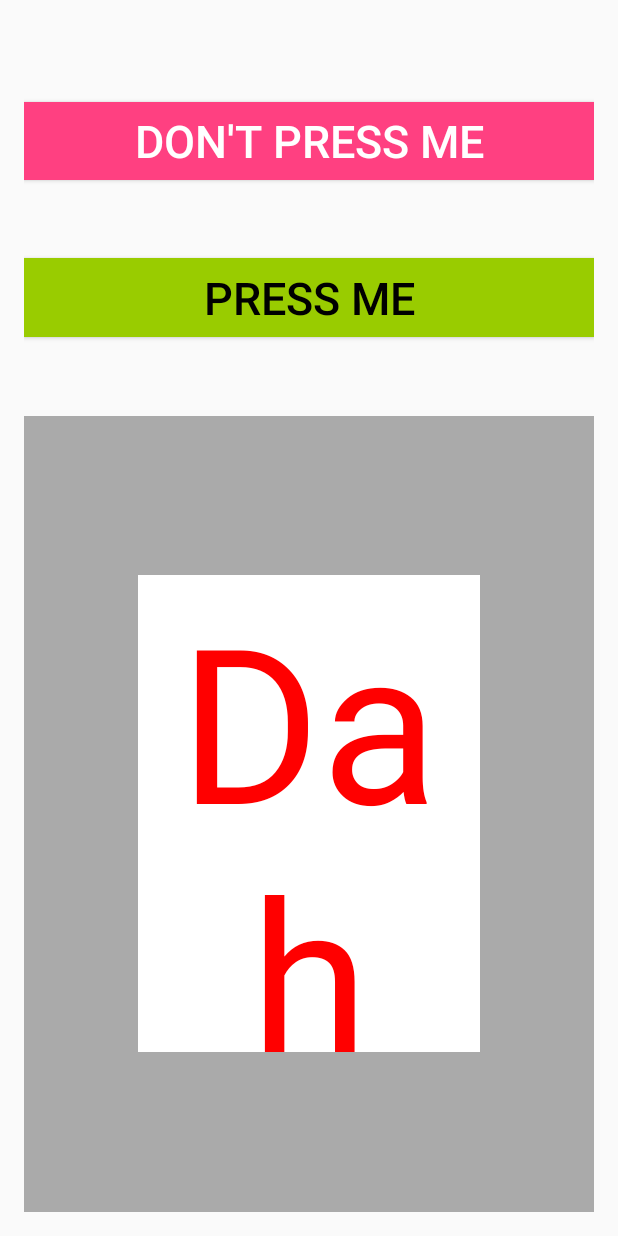
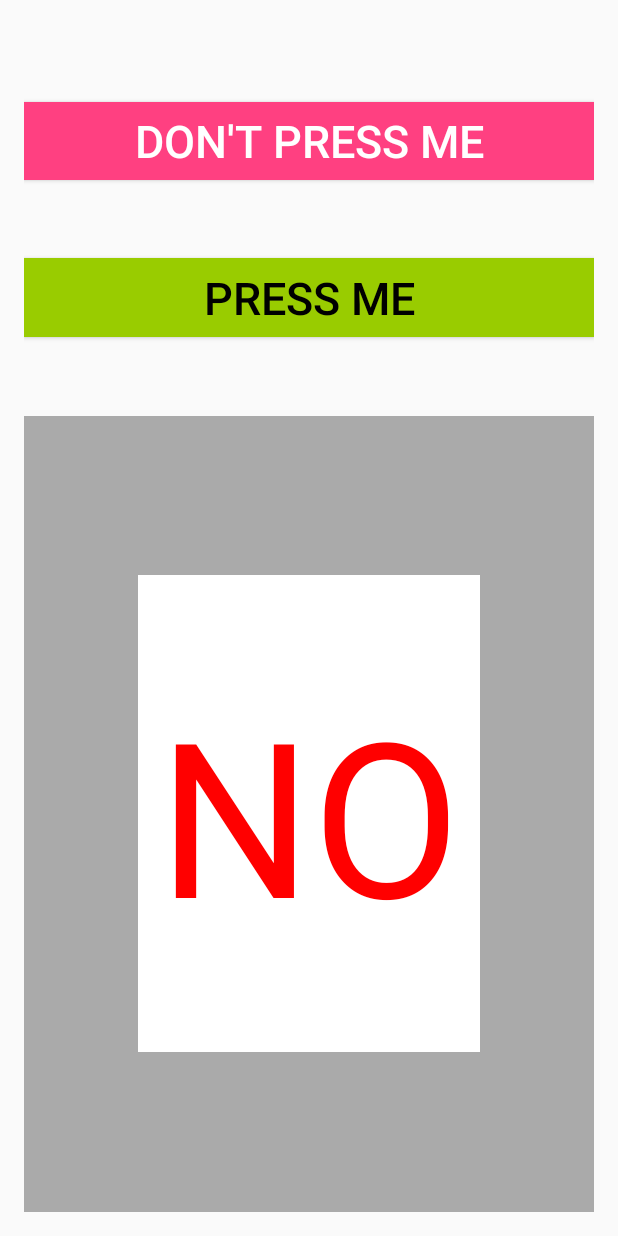
Before and after one commit to edcepp/NameClassDemo, an Android app: the screen it shows after launch (MainActivity), after a tap on "DON'T PRESS ME", on a phone screen of 412 x 824 dp. Run offline under Robolectric (Android 15) with nearby library versions, the phone set to English and light mode, and no system bars.

Commit message:
One button works

```diff
--- a/app/src/main/java/net/zdome/cs371/epp/nameclassdemo/MainActivity.java
+++ b/app/src/main/java/net/zdome/cs371/epp/nameclassdemo/MainActivity.java
@@ -12,9 +12,6 @@ public class MainActivity extends Activity {
 private TextView advise;
 private Button panicButton;
 
-
-
-
     protected void onCreate(Bundle savedInstanceState) {
         super.onCreate(savedInstanceState);
         setContentView(R.layout.activity_main);
@@ -22,7 +19,7 @@ private Button panicButton;
         advise = (TextView)findViewById(R.id.advise);
         panicButton  = (Button)findViewById(R.id.PanicButton);
         panicButton.setOnClickListener(new PanicButtonListener());
-        /*
+         /*
         b.setOnClickListener(new View.OnClickListener() {
             public void onClick(View v)
             {}
@@ -34,6 +31,7 @@ private Button panicButton;
         public void onClick(View v)
         {
             advise.setTextColor(Color.RED);
+            advise.setText("NO");
         }
     }
 
```
